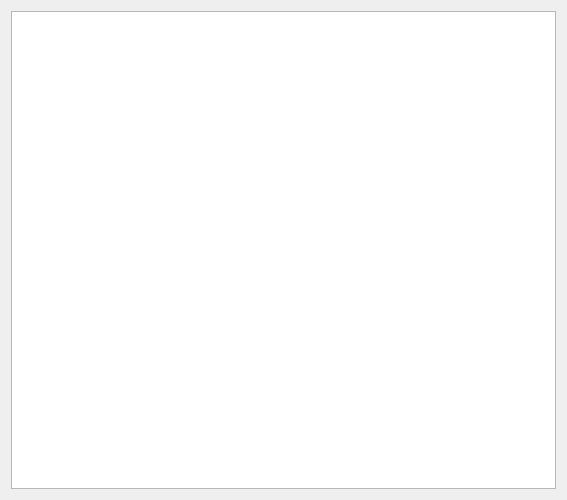
Old version of the form MDI/SecondProject/showdoc.ui in the repository maksnecuk/OOP_practice.
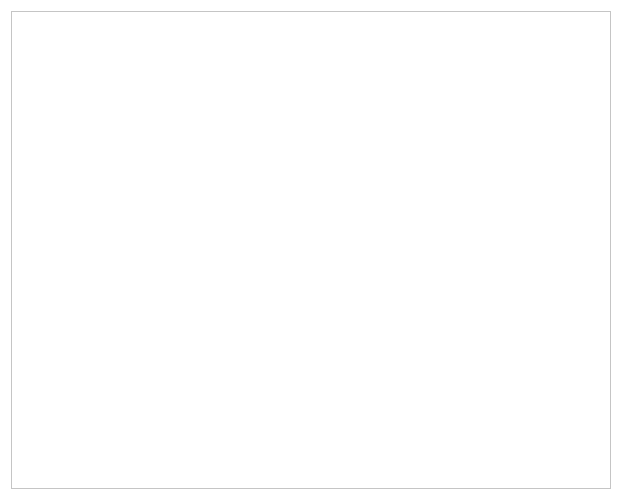
New version of the form.

```diff
--- a/MDI/SecondProject/showdoc.ui
+++ b/MDI/SecondProject/showdoc.ui
@@ -6,23 +6,19 @@
    <rect>
     <x>0</x>
     <y>0</y>
-    <width>567</width>
+    <width>622</width>
     <height>500</height>
    </rect>
   </property>
   <property name="windowTitle">
    <string>Dialog</string>
   </property>
+  <property name="styleSheet">
+   <string notr="true">background-color: rgb(255, 255, 255);</string>
+  </property>
   <layout class="QHBoxLayout" name="horizontalLayout">
    <item>
-    <widget class="QListWidget" name="listWidgetDoc">
-     <property name="font">
-      <font>
-       <family>Bahnschrift SemiLight SemiConde</family>
-       <pointsize>14</pointsize>
-      </font>
-     </property>
-    </widget>
+    <widget class="QTableView" name="tableViewDoc"/>
    </item>
   </layout>
  </widget>
```
